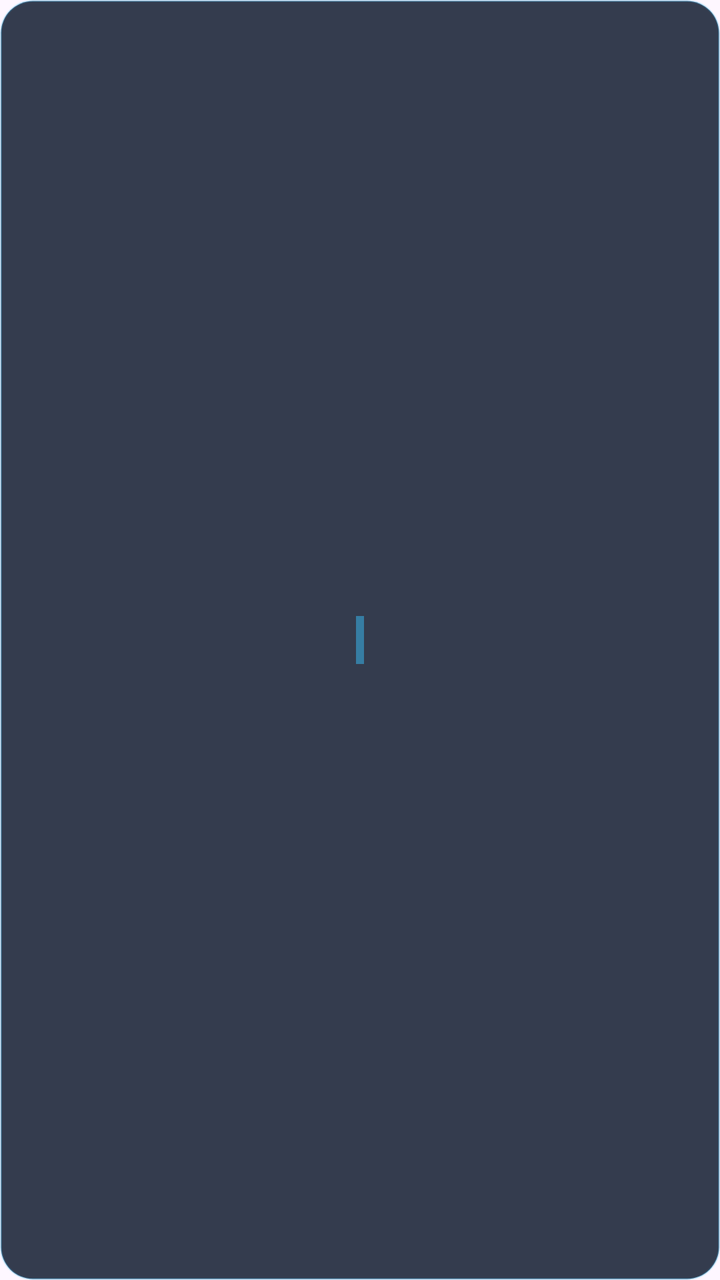
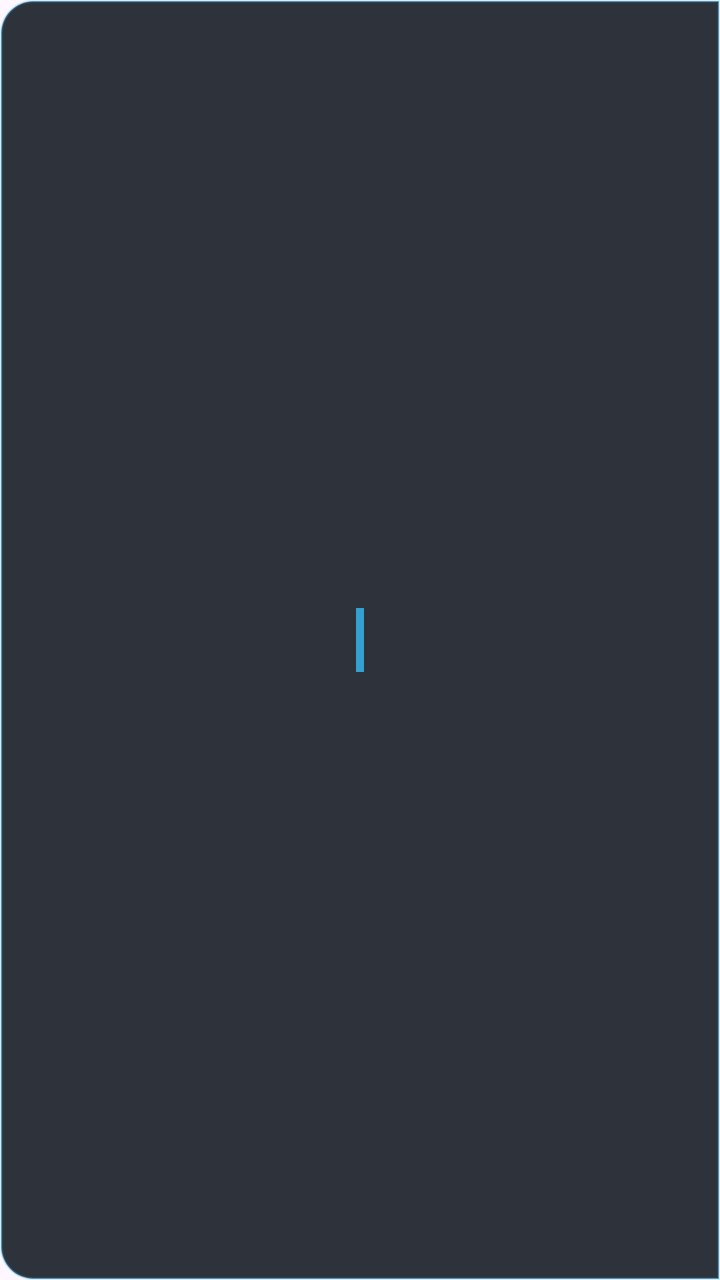

Two renders of the same Android screen: before a commit and after it. Below are the layout's source before the change and the commit's diff.
<!-- AndroidManifest.xml: application theme Theme.FloatInput -->
<!-- res/layout/view_sidebar_capsule.xml -->
<?xml version="1.0" encoding="utf-8"?>
<FrameLayout xmlns:android="http://schemas.android.com/apk/res/android"
    android:id="@+id/capsuleRoot"
    android:layout_width="32dp"
    android:layout_height="64dp"
    android:background="@drawable/bg_sidebar_capsule"
    android:clickable="true"
    android:elevation="10dp"
    android:focusable="true">

    
    <View
        android:id="@+id/vAccentIndicator"
        android:layout_width="4dp"
        android:layout_height="24dp"
        android:layout_gravity="center"
        android:background="#8038BDF8" />

</FrameLayout>
<!-- resources referenced by this layout -->
<resources>
  <!-- drawable bg_sidebar_capsule (drawable) -->
  <?xml version="1.0" encoding="utf-8"?>
  <shape xmlns:android="http://schemas.android.com/apk/res/android"
      android:shape="rectangle">
      <solid android:color="#E61E293B" />
      <corners android:radius="16dp" />
      <stroke
          android:width="1dp"
          android:color="#4038BDF8" />
  </shape>
  <style name="Theme.FloatInput" parent="Theme.Material3.DayNight.NoActionBar">
          
          <item name="android:statusBarColor">@android:color/transparent</item>
          <item name="android:navigationBarColor">@android:color/transparent</item>
          <item name="android:windowLightStatusBar">true</item>
          <item name="android:windowLightNavigationBar">true</item>
  
          
          <item name="colorPrimary">@color/primary</item>
          <item name="colorOnPrimary">@color/on_primary</item>
          <item name="colorPrimaryContainer">@color/primary_container</item>
          <item name="colorOnPrimaryContainer">@color/on_primary_container</item>
  
          <item name="android:fontFamily">sans-serif</item>
      </style>
  <color name="primary">#2962FF</color>
  <color name="on_primary">#FFFFFF</color>
  <color name="primary_container">#D9E2FF</color>
  <color name="on_primary_container">#001945</color>
</resources>

<!-- the commit's change to res/layout/view_sidebar_capsule.xml (unified diff, before → after) -->
@@ -1,19 +1,27 @@
 <?xml version="1.0" encoding="utf-8"?>
 <FrameLayout xmlns:android="http://schemas.android.com/apk/res/android"
     android:id="@+id/capsuleRoot"
-    android:layout_width="32dp"
-    android:layout_height="64dp"
-    android:background="@drawable/bg_sidebar_capsule"
+    android:layout_width="26dp"
+    android:layout_height="76dp"
+    android:background="@drawable/bg_sidebar_handle_right"
     android:clickable="true"
     android:elevation="10dp"
     android:focusable="true">
 
     
     <View
+        android:id="@+id/vPulseGlow"
+        android:layout_width="match_parent"
+        android:layout_height="match_parent"
+        android:alpha="0"
+        android:background="#3338BDF8" />
+
+    
+    <View
         android:id="@+id/vAccentIndicator"
         android:layout_width="4dp"
-        android:layout_height="24dp"
+        android:layout_height="32dp"
         android:layout_gravity="center"
-        android:background="#8038BDF8" />
+        android:background="#CC38BDF8" />
 
 </FrameLayout>
<!-- resource entries referenced after the edit -->
@@ -1,14 +1,18 @@
 <!-- resources referenced by this layout -->
 <resources>
-  <!-- drawable bg_sidebar_capsule (drawable) -->
+  <!-- drawable bg_sidebar_handle_right (drawable) -->
   <?xml version="1.0" encoding="utf-8"?>
   <shape xmlns:android="http://schemas.android.com/apk/res/android"
       android:shape="rectangle">
-      <solid android:color="#E61E293B" />
-      <corners android:radius="16dp" />
+      <solid android:color="#E6181D26" />
+      <corners
+          android:topLeftRadius="16dp"
+          android:bottomLeftRadius="16dp"
+          android:topRightRadius="0dp"
+          android:bottomRightRadius="0dp" />
       <stroke
-          android:width="1dp"
-          android:color="#4038BDF8" />
+          android:width="1.2dp"
+          android:color="#4D38BDF8" />
   </shape>
   <style name="Theme.FloatInput" parent="Theme.Material3.DayNight.NoActionBar">
           
